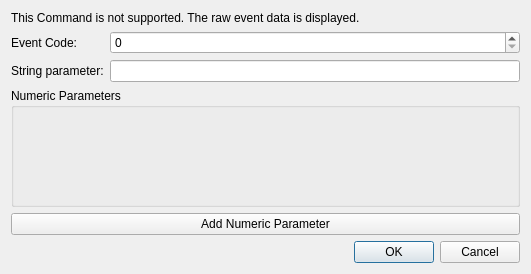
First picture: the form in src/ui/event/event_raw_widget.ui, repository Ghabry/Editor-Qt, before the edit.
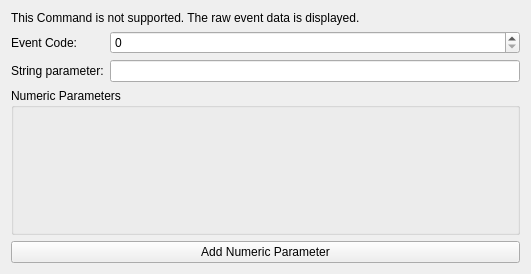
Second picture: the form after the edit.

Commit message: Invent WidgetDialogWrapper that wraps a Widget manages assigning of Data when Ok or Apply are clicked

```diff
--- a/src/ui/event/event_raw_widget.ui
+++ b/src/ui/event/event_raw_widget.ui
@@ -1,7 +1,7 @@
 <?xml version="1.0" encoding="UTF-8"?>
 <ui version="4.0">
- <class>QEventRawWidget</class>
- <widget class="QDialog" name="QEventRawWidget">
+ <class>EventRawWidget</class>
+ <widget class="QWidget" name="EventRawWidget">
   <property name="geometry">
    <rect>
     <x>0</x>
@@ -74,13 +74,6 @@
      </property>
     </widget>
    </item>
-   <item>
-    <widget class="QDialogButtonBox" name="buttonBox">
-     <property name="standardButtons">
-      <set>QDialogButtonBox::Cancel|QDialogButtonBox::Ok</set>
-     </property>
-    </widget>
-   </item>
   </layout>
  </widget>
  <resources/>
```
Left out of the diff: 35 changed lines with no effect on the pictures. The commit also changes 6 other files.
